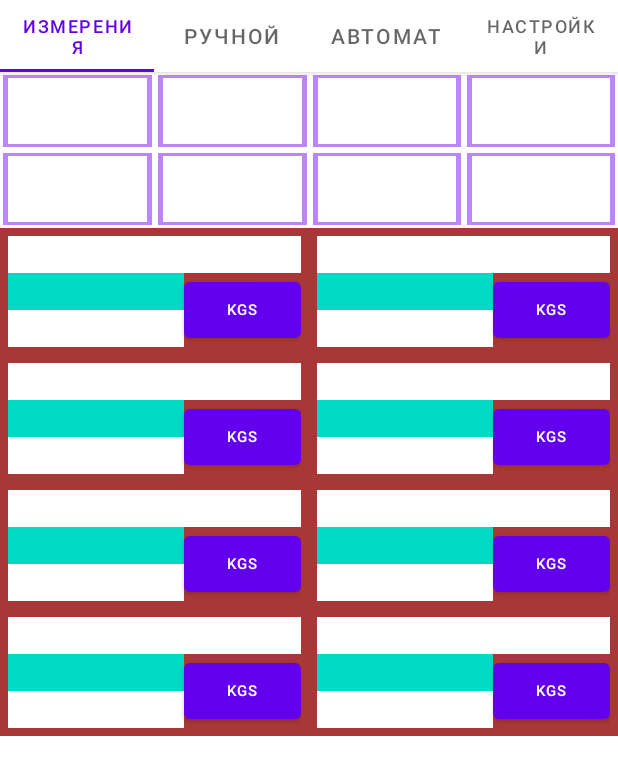
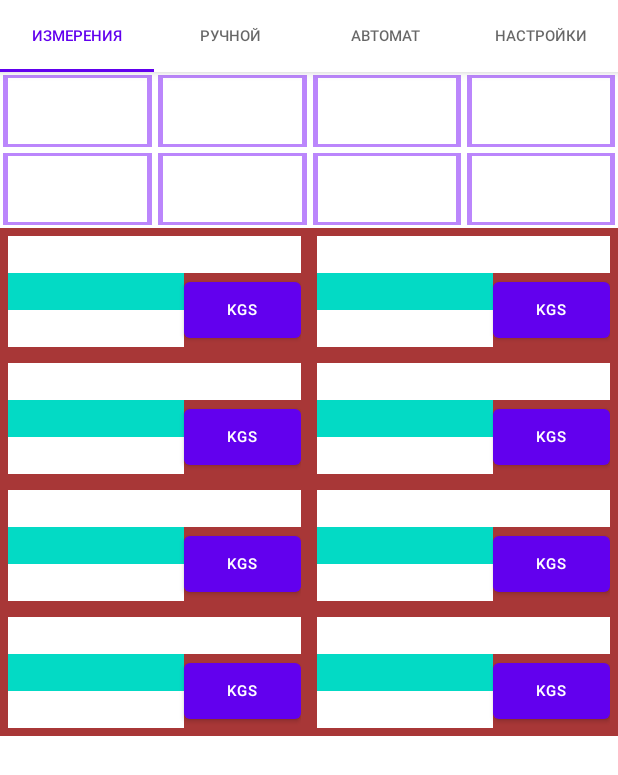
Before and after one commit to gunja/pneumo-machine-controller, an Android app: the screen it shows after launch (MainActivity), on a phone screen of 412 x 824 dp. Shown: the top 775 px of the screen. Run offline under Robolectric (Android 15) with nearby library versions, the phone set to English and light mode, and no system bars; 1 statement that could not run was skipped.

Commit message:
making text size of tablayout to fit into screen

```diff
--- a/android/manager_pneumo/app/src/main/res/layout/activity_main.xml
+++ b/android/manager_pneumo/app/src/main/res/layout/activity_main.xml
@@ -14,7 +14,8 @@
         <com.google.android.material.tabs.TabLayout
             android:id="@+id/tabs"
             android:layout_width="match_parent"
-            android:layout_height="wrap_content" />
+            android:layout_height="wrap_content"
+            app:tabTextAppearance="@style/MineCustomTabText" />
     </com.google.android.material.appbar.AppBarLayout>
 
     <androidx.viewpager2.widget.ViewPager2
--- a/android/manager_pneumo/app/src/main/res/values-night/styles.xml
+++ b/android/manager_pneumo/app/src/main/res/values-night/styles.xml
@@ -3,4 +3,7 @@
     <style name="Widget.Theme.Manager_pneumo.MyView" parent="">
         <item name="android:background">@color/gray_600</item>
     </style>
+    <style name="MineCustomTabText" parent="TextAppearance.Design.Tab">
+        <item name="android:textSize">10sp</item>
+    </style>
 </resources>
--- a/android/manager_pneumo/app/src/main/res/values/styles.xml
+++ b/android/manager_pneumo/app/src/main/res/values/styles.xml
@@ -3,4 +3,8 @@
     <style name="Widget.Theme.Manager_pneumo.MyView" parent="">
         <item name="android:background">@color/gray_400</item>
     </style>
+    <style name="MineCustomTabText" parent="TextAppearance.Design.Tab">
+        <item name="android:textSize">10sp</item>
+    </style>
+
 </resources>
```
